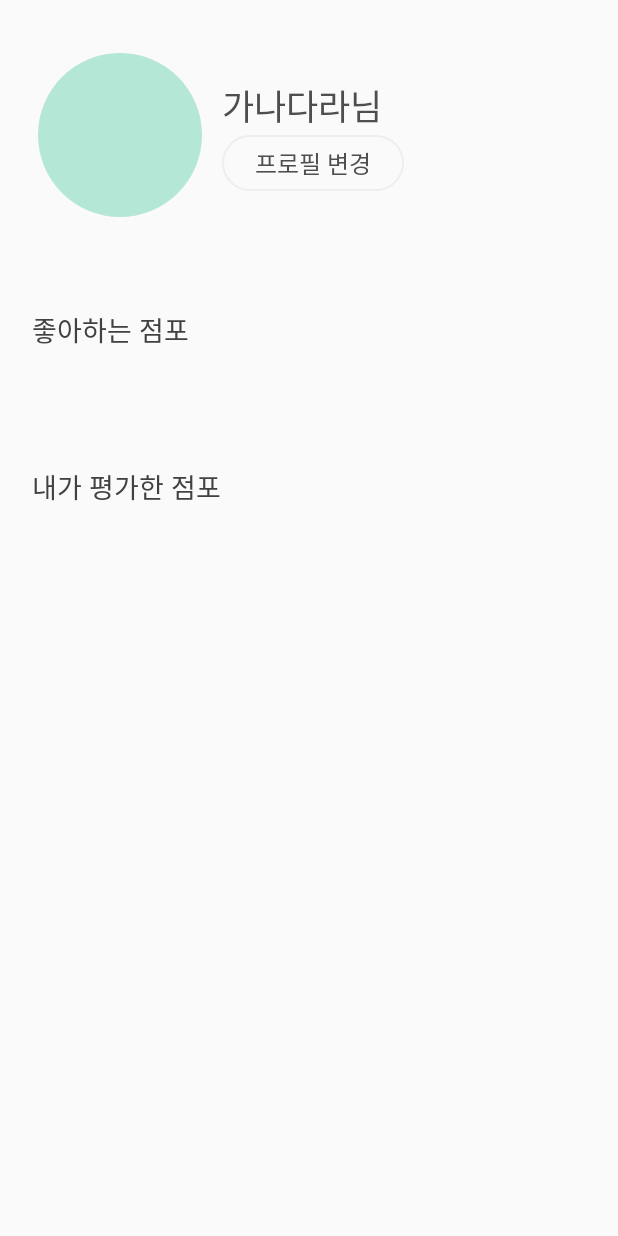
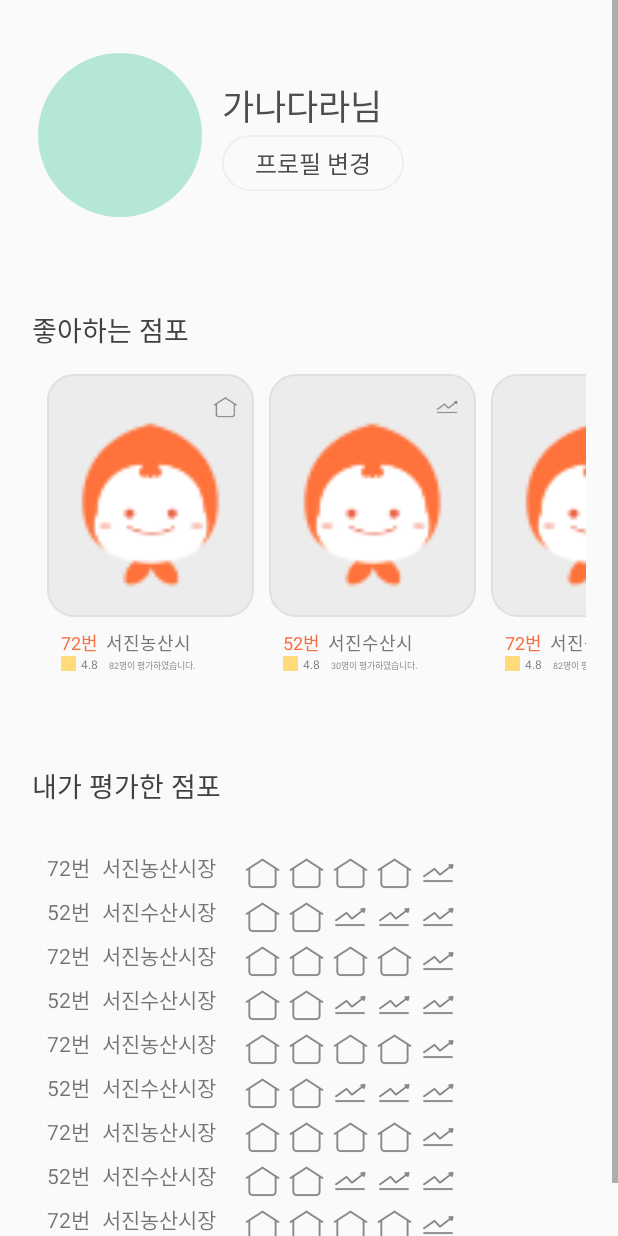
Before and after one commit to HNU-OEG/saojeong-android, an Android app: the fragment MyPageFragment shown on its own in the app's theme, on a phone screen of 412 x 824 dp. Run offline under Robolectric (Android 15) with nearby library versions, the light colour scheme and no system bars.

Commit message:
myPage 구현완료

```diff
--- a/app/src/main/java/com/example/saojeong/adapter/LikeStoreAdapter.java
+++ b/app/src/main/java/com/example/saojeong/adapter/LikeStoreAdapter.java
@@ -20,7 +20,7 @@ public class LikeStoreAdapter extends RecyclerView.Adapter<LikeStoreAdapter.View
     public class ViewHolder extends RecyclerView.ViewHolder {
         public ImageView image;
         public ImageView img_like;
-        public TextView numStore;
+        public TextView codeStore;
         public TextView nameStore;
         public TextView rateStore;
         public TextView rateCountStore;
@@ -29,7 +29,7 @@ public class LikeStoreAdapter extends RecyclerView.Adapter<LikeStoreAdapter.View
             super(itemView);
             this.image = itemView.findViewById(R.id.image);
             this.img_like = itemView.findViewById(R.id.img_like);
-            this.numStore = itemView.findViewById(R.id.numStore);
+            this.codeStore = itemView.findViewById(R.id.codeStore);
             this.nameStore = itemView.findViewById(R.id.nameStore);
             this.rateStore = itemView.findViewById(R.id.rateStore);
             this.rateCountStore = itemView.findViewById(R.id.rateCountStore);
@@ -56,14 +56,14 @@ public class LikeStoreAdapter extends RecyclerView.Adapter<LikeStoreAdapter.View
 
         ImageView image = holder.image;
         ImageView img_like = holder.img_like;
-        TextView numStore = holder.numStore;
+        TextView codeStore = holder.codeStore;
         TextView nameStore = holder.nameStore;
         TextView rateStore = holder.rateStore;
         TextView rateCountStore = holder.rateCountStore;
 
         image.setImageResource(likeStore.getmImage());
         img_like.setImageResource(likeStore.ismLike()? R.drawable.home : R.drawable.price);
-        numStore.setText(likeStore.getmNumStore()+"번");
+        codeStore.setText(likeStore.getmCodeStore()+"번");
         nameStore.setText(likeStore.getmNameStore());
         rateStore.setText(Double.toString(likeStore.getmRateStore()));
         rateCountStore.setText(likeStore.getmRateCountStore()+"명이 평가하였습니다.");
--- /dev/null
+++ b/app/src/main/java/com/example/saojeong/adapter/StarStoreAdapter.java
@@ -0,0 +1,86 @@
+package com.example.saojeong.adapter;
+
+import android.content.Context;
+import android.view.LayoutInflater;
+import android.view.View;
+import android.view.ViewGroup;
+import android.widget.ImageView;
+import android.widget.LinearLayout;
+import android.widget.TextView;
+
+import androidx.annotation.NonNull;
+import androidx.recyclerview.widget.RecyclerView;
+
+import com.example.saojeong.R;
+import com.example.saojeong.model.StarStore;
+
+import java.util.ArrayList;
+
+import static android.content.Context.LAYOUT_INFLATER_SERVICE;
+
+public class StarStoreAdapter extends RecyclerView.Adapter<StarStoreAdapter.ViewHolder> {
+
+    public class ViewHolder extends RecyclerView.ViewHolder {
+        public TextView codeStore;
+        public TextView nameStore;
+        public LinearLayout stars;
+        public Context context;
+
+        public ViewHolder(@NonNull View itemView) {
+            super(itemView);
+            this.codeStore = itemView.findViewById(R.id.codeStore);
+            this.nameStore = itemView.findViewById(R.id.nameStore);
+            this.stars = itemView.findViewById(R.id.stars);
+            this.context = stars.getContext();
+        }
+    }
+
+    private ArrayList<StarStore> mStarStore;
+
+    public StarStoreAdapter(ArrayList<StarStore> mStarStore) {
+        this.mStarStore = mStarStore;
+    }
+
+    @NonNull
+    @Override
+    public ViewHolder onCreateViewHolder(@NonNull ViewGroup parent, int viewType) {
+        Context context = parent.getContext();
+        View view = LayoutInflater.from(context).inflate(R.layout.item_starstore, parent, false);
+        return new ViewHolder(view);
+    }
+
+    @Override
+    public void onBindViewHolder(@NonNull ViewHolder holder, int position) {
+        StarStore starStore = mStarStore.get(position);
+
+        TextView codeStore = holder.codeStore;
+        TextView nameStore = holder.nameStore;
+        LinearLayout stars = holder.stars;
+        Context context = holder.context;
+
+        int rate = starStore.getmRateStore();
+        int i = 0;
+
+        codeStore.setText(starStore.getmCodeStore()+"번");
+        nameStore.setText(starStore.getmNameStore());
+
+        while (i < 5) {
+            ImageView star = new ImageView(stars.getContext());
+
+            if (i < rate) {
+                star.setImageResource(R.drawable.home);
+                stars.addView(star);
+            } else {
+                star.setImageResource(R.drawable.price);
+                stars.addView(star);
+            }
+            i+=1;
+        }
+
+    }
+
+    @Override
+    public int getItemCount() {
+        return mStarStore.size();
+    }
+}
--- a/app/src/main/java/com/example/saojeong/fragment/MyPageFragment.java
+++ b/app/src/main/java/com/example/saojeong/fragment/MyPageFragment.java
@@ -13,7 +13,11 @@ import androidx.recyclerview.widget.RecyclerView;
 
 import com.example.saojeong.R;
 import com.example.saojeong.adapter.LikeStoreAdapter;
+import com.example.saojeong.adapter.StarStoreAdapter;
 import com.example.saojeong.model.LikeStore;
+import com.example.saojeong.model.MyPageGetData;
+import com.example.saojeong.model.RecyclerDecoration;
+import com.example.saojeong.model.StarStore;
 
 import java.util.ArrayList;
 
@@ -22,19 +26,39 @@ public class MyPageFragment extends Fragment {
     private RecyclerView recyclerLikes;
     private RecyclerView recyclerStar;
     private LikeStoreAdapter likeStoreAdapter;
+    private StarStoreAdapter starStoreAdapter;
+
     ArrayList<LikeStore> likeStores;
+    ArrayList<StarStore> starStores;
+
+    RecyclerDecoration.LeftDecoration leftDecoration = new RecyclerDecoration.LeftDecoration(15);
+    RecyclerDecoration.BottomDecoration bottomDecoration = new RecyclerDecoration.BottomDecoration(10);
+
 
     @Nullable
     @Override
     public View onCreateView(@NonNull LayoutInflater inflater, @Nullable ViewGroup container, @Nullable Bundle savedInstanceState) {
+
+        int numStore = MyPageGetData.getNumStore();
+
         ViewGroup view = (ViewGroup) inflater.inflate(R.layout.fragment_mypage, container, false);
 
         recyclerLikes = view.findViewById(R.id.recycler_likeStore);
-        likeStores = LikeStore.createLikeStoreList(5);
+        likeStores = LikeStore.createLikeStoreList(numStore);
         likeStoreAdapter = new LikeStoreAdapter(likeStores);
 
-        recyclerLikes.setLayoutManager(new LinearLayoutManager(getActivity()));
+        recyclerLikes.addItemDecoration(leftDecoration);
+        recyclerLikes.setLayoutManager(new LinearLayoutManager(getActivity(), LinearLayoutManager.HORIZONTAL, false));
         recyclerLikes.setAdapter(likeStoreAdapter);
+
+
+        recyclerStar = view.findViewById(R.id.recycler_starStore);
+        starStores = StarStore.createLikeStoreList(numStore);
+        starStoreAdapter = new StarStoreAdapter(starStores);
+
+        recyclerStar.addItemDecoration(leftDecoration);
+        recyclerStar.setLayoutManager(new LinearLayoutManager(getActivity()));
+        recyclerStar.setAdapter(starStoreAdapter);
 
         return view;
     }
--- a/app/src/main/java/com/example/saojeong/model/LikeStore.java
+++ b/app/src/main/java/com/example/saojeong/model/LikeStore.java
@@ -6,15 +6,15 @@ import java.util.ArrayList;
 
 public class LikeStore {
     private int mImage;
-    private int mNumStore;
+    private int mCodeStore;
     private String mNameStore;
     private Double mRateStore;
     private int mRateCountStore;
     private boolean mLike;
 
-    public LikeStore(int mImage, int mNumStore, String mNameStore, Double mRateStore, int mRateCountStore, boolean mLike) {
+    public LikeStore(int mImage, int mCodeStore, String mNameStore, Double mRateStore, int mRateCountStore, boolean mLike) {
         this.mImage = mImage;
-        this.mNumStore = mNumStore;
+        this.mCodeStore = mCodeStore;
         this.mNameStore = mNameStore;
         this.mRateStore = mRateStore;
         this.mRateCountStore = mRateCountStore;
@@ -25,8 +25,8 @@ public class LikeStore {
         return mImage;
     }
 
-    public int getmNumStore() {
-        return mNumStore;
+    public int getmCodeStore() {
+        return mCodeStore;
     }
 
     public String getmNameStore() {
@@ -49,22 +49,12 @@ public class LikeStore {
         ArrayList<LikeStore> likeStores = new ArrayList<LikeStore>();
 
         for (int i = 1; i <= numLikeStore; i++) {
-            likeStores.add(getData());
+            likeStores.add(MyPageGetData.getLikeStoreData());
+            likeStores.add(new LikeStore(R.drawable.logo_no_circle, 52, "서진수산시장", 4.8, 30, false)); //test
         }
 
         return likeStores;
     }
 
-    private static LikeStore getData() {
-        //서버에서 데이터를 받아온다.//
-        int numStore = 72;
-        String nameStore = "서진농산시장";
-        double rateStore = 4.8;
-        int rateCountStore = 82;
-        boolean likes = true;
 
-        LikeStore likeStore = new LikeStore(R.drawable.logo_no_circle, numStore, nameStore, rateStore, rateCountStore, likes);
-
-        return likeStore;
-    }
 }
--- /dev/null
+++ b/app/src/main/java/com/example/saojeong/model/MyPageGetData.java
@@ -0,0 +1,27 @@
+package com.example.saojeong.model;
+
+import com.example.saojeong.R;
+
+//서버에서 데이터를 받아온다.//
+public class MyPageGetData {
+
+    static int codeStore = 72;
+    static String nameStore = "서진농산시장";
+    static double rateStore = 4.8;
+    static int rateCountStore = 82;
+    static boolean likes = true;
+
+    static int numStore = 5;
+
+    public static int getNumStore() {
+        return numStore;
+    }
+
+    protected static LikeStore getLikeStoreData() {
+        return new LikeStore(R.drawable.logo_no_circle, codeStore, nameStore, rateStore, rateCountStore, likes);
+    }
+
+    protected static StarStore getStarStoreData() {
+        return new StarStore(codeStore, nameStore, (int)rateStore);
+    }
+}
--- /dev/null
+++ b/app/src/main/java/com/example/saojeong/model/RecyclerDecoration.java
@@ -0,0 +1,39 @@
+package com.example.saojeong.model;
+
+import android.graphics.Rect;
+import android.view.View;
+
+import androidx.annotation.NonNull;
+import androidx.recyclerview.widget.RecyclerView;
+
+public class RecyclerDecoration {
+
+    public static class LeftDecoration extends RecyclerView.ItemDecoration {
+        private int divHeight;
+
+        public LeftDecoration(int divHeight) {
+            this.divHeight = divHeight;
+        }
+
+        @Override
+        public void getItemOffsets(@NonNull Rect outRect, @NonNull View view, @NonNull RecyclerView parent, @NonNull RecyclerView.State state) {
+            super.getItemOffsets(outRect, view, parent, state);
+            outRect.left = divHeight;
+        }
+    }
+
+    public static class BottomDecoration extends RecyclerView.ItemDecoration {
+        private int divHeight;
+
+        public BottomDecoration(int divHeight) {
+            this.divHeight = divHeight;
+        }
+
+        @Override
+        public void getItemOffsets(@NonNull Rect outRect, @NonNull View view, @NonNull RecyclerView parent, @NonNull RecyclerView.State state) {
+            super.getItemOffsets(outRect, view, parent, state);
+            outRect.bottom = divHeight;
+        }
+    }
+
+}
--- /dev/null
+++ b/app/src/main/java/com/example/saojeong/model/StarStore.java
@@ -0,0 +1,40 @@
+package com.example.saojeong.model;
+
+import com.example.saojeong.R;
+
+import java.util.ArrayList;
+
+public class StarStore {
+    private int mCodeStore;
+    private String mNameStore;
+    private int mRateStore;
+
+    public StarStore(int mCodeStore, String mNameStore, int mRateStore) {
+        this.mCodeStore = mCodeStore;
+        this.mNameStore = mNameStore;
+        this.mRateStore = mRateStore;
+    }
+
+    public int getmCodeStore() {
+        return mCodeStore;
+    }
+
+    public String getmNameStore() {
+        return mNameStore;
+    }
+
+    public int getmRateStore() {
+        return mRateStore;
+    }
+
+    public static ArrayList<StarStore> createLikeStoreList(int numStarStore) {
+        ArrayList<StarStore> starStores = new ArrayList<StarStore>();
+
+        for (int i = 1; i <= numStarStore; i++) {
+            starStores.add(MyPageGetData.getStarStoreData());
+            starStores.add(new StarStore(52, "서진수산시장", 2)); //test
+        }
+
+        return starStores;
+    }
+}
--- a/app/src/main/res/layout/fragment_mypage.xml
+++ b/app/src/main/res/layout/fragment_mypage.xml
@@ -1,5 +1,15 @@
 <?xml version="1.0" encoding="utf-8"?>
-<androidx.constraintlayout.widget.ConstraintLayout xmlns:android="http://schemas.android.com/apk/res/android"
+<LinearLayout
+    xmlns:android="http://schemas.android.com/apk/res/android"
+    android:layout_width="match_parent"
+    android:layout_height="match_parent"
+    android:orientation="vertical">
+
+    <ScrollView
+        android:layout_width="match_parent"
+        android:layout_height="match_parent">
+
+        <androidx.constraintlayout.widget.ConstraintLayout
             android:layout_width="match_parent"
             android:layout_height="match_parent"
             xmlns:app="http://schemas.android.com/apk/res-auto">
@@ -45,20 +55,17 @@
                         android:textColor="#4e4e4e"
                         android:lineSpacingExtra="3sp"
                         android:text="프로필 변경"/>
-
                 </LinearLayout>
-
-
             </LinearLayout>
-
 
             <LinearLayout
                 android:id="@+id/layout_middle"
                 android:layout_width="match_parent"
                 android:layout_height="wrap_content"
                 android:layout_marginTop="61dp"
+                android:layout_marginRight="21dp"
                 android:layout_marginLeft="21dp"
-        android:orientation="horizontal"
+                android:orientation="vertical"
                 app:layout_constraintTop_toBottomOf="@id/layout_top">
 
                 <TextView
@@ -73,7 +80,7 @@
                 <androidx.recyclerview.widget.RecyclerView
                     android:id="@+id/recycler_likeStore"
                     android:layout_width="match_parent"
-            android:layout_height="match_parent"/>
+                    android:layout_height="wrap_content"/>
 
             </LinearLayout>
 
@@ -82,8 +89,9 @@
                 android:layout_width="match_parent"
                 android:layout_height="wrap_content"
                 android:layout_marginTop="61dp"
+                android:layout_marginRight="21dp"
                 android:layout_marginLeft="21dp"
-        android:orientation="horizontal"
+                android:orientation="vertical"
                 app:layout_constraintTop_toBottomOf="@id/layout_middle">
 
                 <TextView
@@ -103,3 +111,5 @@
             </LinearLayout>
 
         </androidx.constraintlayout.widget.ConstraintLayout>
+    </ScrollView>
+</LinearLayout>
--- a/app/src/main/res/layout/item_likestore.xml
+++ b/app/src/main/res/layout/item_likestore.xml
@@ -37,8 +37,8 @@
             android:orientation="horizontal">
 
             <TextView
-                android:id="@+id/numStore"
-                android:layout_width="match_parent"
+                android:id="@+id/codeStore"
+                android:layout_width="wrap_content"
                 android:layout_height="wrap_content"
                 android:layout_marginRight="5dp"
                 android:textSize="12sp"
@@ -46,7 +46,7 @@
 
             <TextView
                 android:id="@+id/nameStore"
-                android:layout_width="match_parent"
+                android:layout_width="wrap_content"
                 android:layout_height="wrap_content"
                 android:textSize="12sp"
                 android:textColor="#777777" />
@@ -54,7 +54,7 @@
         </LinearLayout>
 
         <LinearLayout
-            android:layout_width="match_parent"
+            android:layout_width="wrap_content"
             android:layout_height="wrap_content"
             android:orientation="horizontal">
 
@@ -66,14 +66,14 @@
 
             <TextView
                 android:id="@+id/rateStore"
-                android:layout_width="match_parent"
+                android:layout_width="wrap_content"
                 android:layout_height="wrap_content"
                 android:layout_marginRight="7dp"
                 android:textSize="8sp"/>
 
             <TextView
                 android:id="@+id/rateCountStore"
-                android:layout_width="match_parent"
+                android:layout_width="wrap_content"
                 android:layout_height="wrap_content"
                 android:textSize="6sp"/>
 
--- a/app/src/main/res/layout/item_starstore.xml
+++ b/app/src/main/res/layout/item_starstore.xml
@@ -5,24 +5,22 @@
     xmlns:app="http://schemas.android.com/apk/res-auto">
 
     <TextView
-        android:id="@+id/numStore"
+        android:id="@+id/codeStore"
         android:layout_width="wrap_content"
         android:layout_height="wrap_content"
         app:layout_constraintTop_toTopOf="parent"
-        app:layout_constraintLeft_toLeftOf="parent"
-        android:text="72번"/>
+        app:layout_constraintLeft_toLeftOf="parent" />
 
     <TextView
         android:id="@+id/nameStore"
         android:layout_width="wrap_content"
         android:layout_height="wrap_content"
         android:layout_marginStart="8dp"
-        android:text="서진농산시장"
-        app:layout_constraintStart_toEndOf="@+id/numStore"
+        app:layout_constraintStart_toEndOf="@+id/codeStore"
         app:layout_constraintTop_toTopOf="parent" />
 
     <LinearLayout
-        android:id="@+id/starStore"
+        android:id="@+id/stars"
         android:layout_width="wrap_content"
         android:layout_height="wrap_content"
         android:layout_marginLeft="16dp"
@@ -30,10 +28,6 @@
         app:layout_constraintLeft_toRightOf="@+id/nameStore"
         app:layout_constraintTop_toTopOf="parent" >
 
-        <ImageView
-            android:layout_width="19dp"
-            android:layout_height="18dp"
-            android:background="@color/colorPrimaryDark"/>
     </LinearLayout>
 
 
```
Lines whose indentation alone changed are shown as unchanged.
